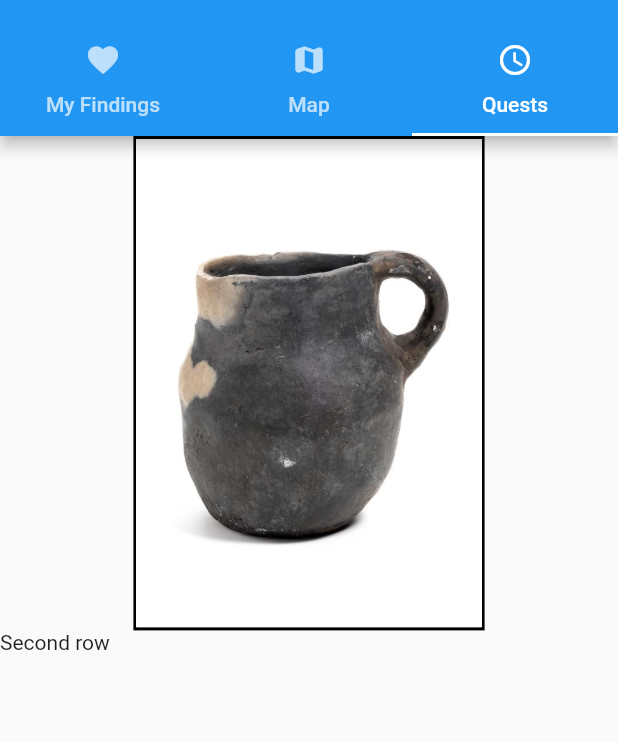
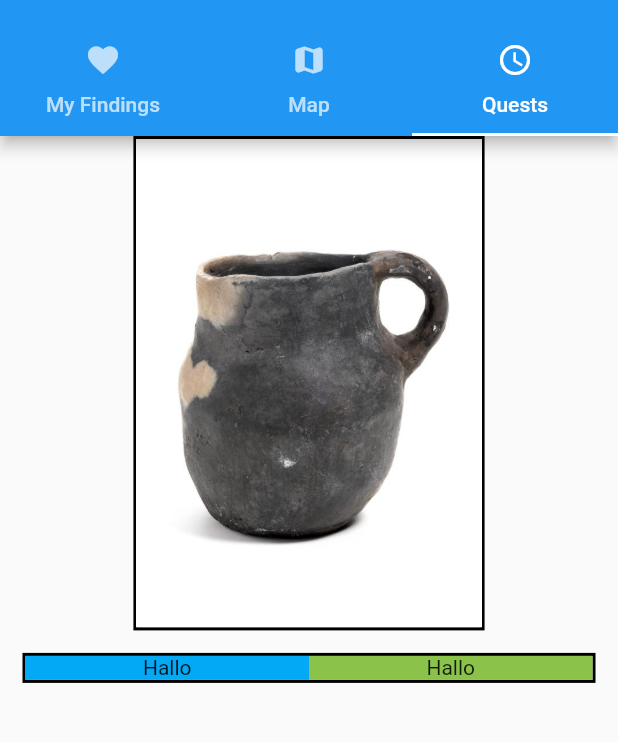
Before and after one commit to DoktorBotti/BadenHistory, a Flutter app: the screen it shows after launch, tab 3 chosen, on a phone screen of 412 x 824 dp, the part 59-801 px from its top. Run offline on Flutter 3.47's test engine with Material 2 defaults, Android fonts, the phone set to English and light mode, and no system bars; our stand-ins replace flutter_map, latlong2, shared_preferences; missing offline and left inert: flutter_map_marker_cluster; network calls fail.

Commit message:
add Detail Screen image and description table

```diff
--- a/lib/DetailScreen.dart
+++ b/lib/DetailScreen.dart
@@ -28,18 +28,49 @@ class DetailScreen extends StatelessWidget {
                         )
                     ),
                     constraints: BoxConstraints(
-                    maxHeight: MediaQuery.of(context).size.height * 0.4,
+                      maxHeight: MediaQuery
+                          .of(context)
+                          .size
+                          .height * 0.4,
                     ),
                   ),
                 )
               ],
             ),
-          Row(
+            Padding(
+              padding: EdgeInsets.all(15.0),
+              child: Container(
+                decoration: BoxDecoration(
+                  border: Border.all(width: 2)
+                ),
+                child: Row(
+                  mainAxisAlignment: MainAxisAlignment.spaceEvenly,
                   children: [
-              Text("Second row")
-            ],
+                    Expanded(
+                      child: Container(
+                        color: Colors.lightBlue,
+                        child: Column(
+                          children: [
+                            Text("Hallo")
+                          ]
                         ),
-        ],
+                      )
+                    ),
+                    Expanded(
+                      child: Container(
+                        color: Colors.lightGreen,
+                        child: Column(
+                          children: [
+                            Text("Hallo")
+                          ]
+                        ),
+                      )
+                    )
+                  ]
+                )
+              )
+            )
+          ]
       )
     );
   }
```
Lines whose indentation alone changed are shown as unchanged.
